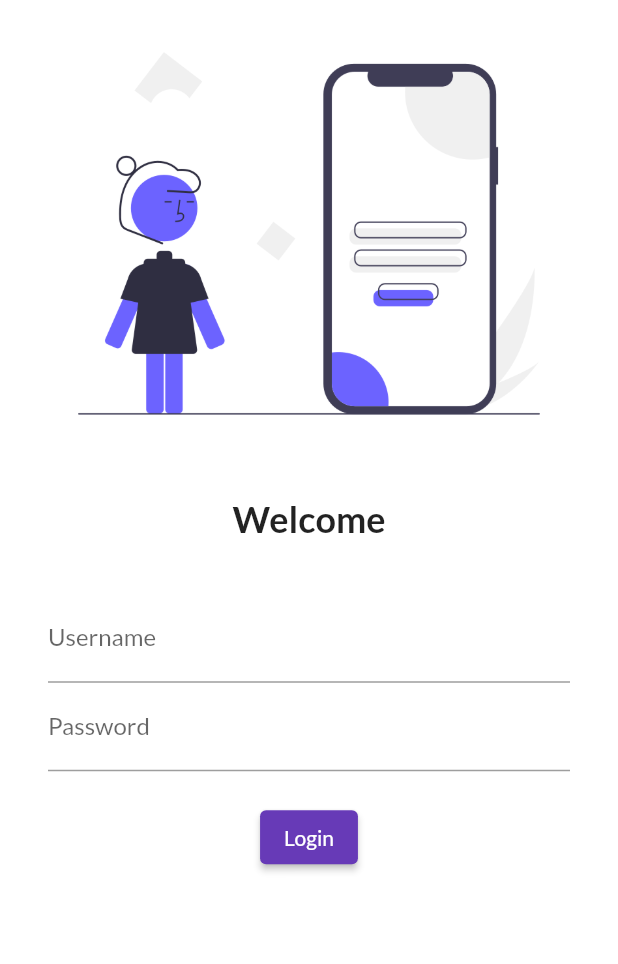
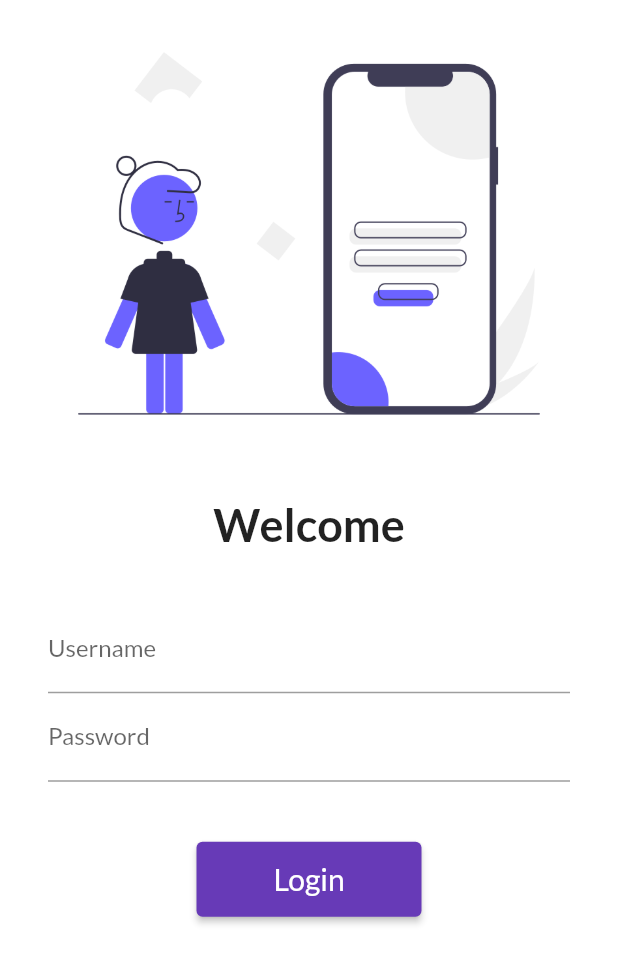
Before and after one commit to BigemMaharjan/Flutter_Practice, a Flutter app: the screen it shows after launch, on a phone screen of 412 x 824 dp. Shown: the top 964 px of the screen. Run offline on Flutter 3.47's test engine with Material 2 defaults, Android fonts, the phone set to English and light mode, and no system bars; our stand-ins replace google_fonts.

Commit message:
Five Completed

```diff
--- a/lib/main.dart
+++ b/lib/main.dart
@@ -1,6 +1,7 @@
 import 'package:flutter/material.dart';
 import 'package:flutter_catalog_application_1/pages/home_page.dart';
 import 'package:flutter_catalog_application_1/pages/login_page.dart';
+import 'package:flutter_catalog_application_1/utils/routes.dart';
 import 'package:google_fonts/google_fonts.dart';
 
 void main() {
@@ -18,6 +19,7 @@
         primarySwatch: Colors.deepPurple,
         fontFamily: GoogleFonts.lato().fontFamily,
       ),
+      // debugShowCheckedModeBanner: false,
       darkTheme: ThemeData(
         brightness: Brightness.dark,
         // primarySwatch: Colors.pink,
@@ -25,7 +27,8 @@
       initialRoute: "/",
       routes: {
         "/": (context) => LoginPage(),
-        "/home": (context) => HomePage(),
+        MyRoutes.homeRoute: (context) => HomePage(),
+        MyRoutes.loginRoute: (context) => LoginPage(),
       },
     );
   }
--- a/lib/pages/login_page.dart
+++ b/lib/pages/login_page.dart
@@ -1,4 +1,5 @@
 import "package:flutter/material.dart";
+import 'package:flutter_catalog_application_1/utils/routes.dart';
 
 class LoginPage extends StatelessWidget {
   const LoginPage({Key? key}) : super(key: key);
@@ -7,16 +8,20 @@
   Widget build(BuildContext context) {
     return Material(
       color: Colors.white,
+      child: SingleChildScrollView(
         child: Column(
           children: [
-          Image.asset("assets/images/login.png", fit: BoxFit.cover),
+            Image.asset(
+              "assets/images/login.png",
+              fit: BoxFit.cover,
+            ),
             SizedBox(
               height: 20.0,
             ),
             Text(
               "Welcome",
               style: TextStyle(
-              fontSize: 24,
+                fontSize: 30,
                 fontWeight: FontWeight.bold,
               ),
             ),
@@ -42,20 +47,26 @@
                     ),
                   ),
                   SizedBox(
-                  height: 20.0,
+                    height: 40.0,
                   ),
                   ElevatedButton(
-                  // style: TextButton.styleFrom(),
+                    style: TextButton.styleFrom(minimumSize: Size(150, 50)),
                     onPressed: () {
-                    print("Hello SB");
+                      Navigator.pushNamed(context, MyRoutes.homeRoute);
                     },
-                  child: Text("Login"),
+                    child: Text(
+                      "Login",
+                      style: TextStyle(
+                        fontSize: 20,
+                      ),
+                    ),
                   ),
                 ],
               ),
             ),
           ],
         ),
+      ),
     );
   }
 }
--- /dev/null
+++ b/lib/utils/routes.dart
@@ -0,0 +1,4 @@
+class MyRoutes {
+  static String loginRoute = "/login";
+  static String homeRoute = "/home";
+}
```
Also changed, not shown: pubspec.lock. Lines whose indentation alone changed are shown as unchanged.
